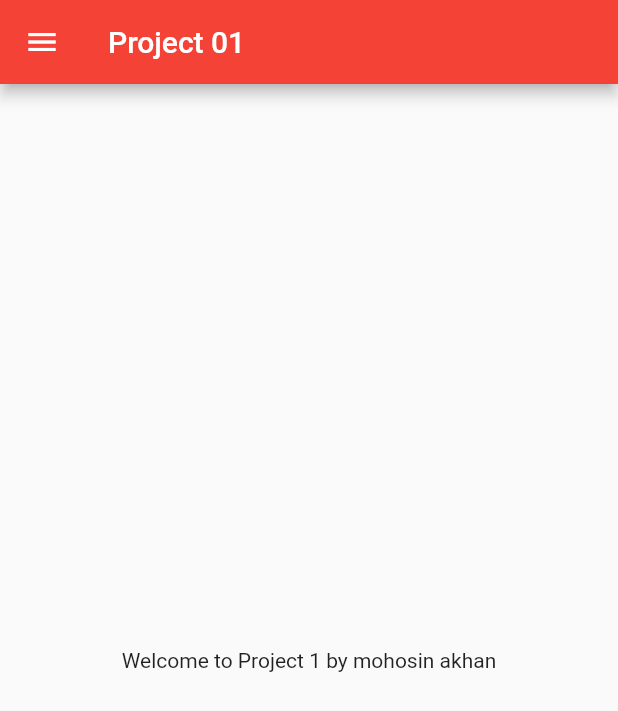
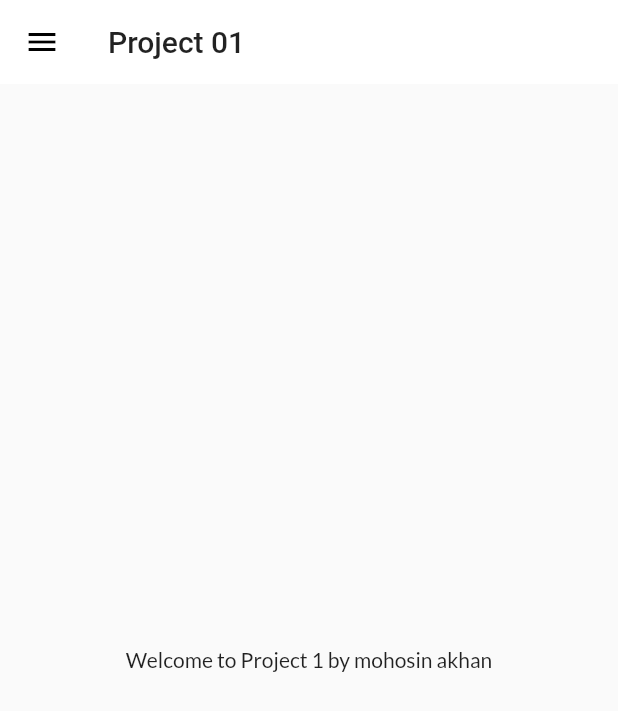
Before and after one commit to mohosin513025/Project01, a Flutter app: the screen it shows after launch, on a phone screen of 412 x 824 dp. Shown: the top 711 px of the screen. Run offline on Flutter 3.47's test engine with Material 2 defaults, Android fonts, the phone set to English and light mode, and no system bars; our stand-ins replace google_fonts.

Commit message:
theme extracted

```diff
--- a/lib/main.dart
+++ b/lib/main.dart
@@ -1,7 +1,7 @@
 import 'package:flutter/material.dart';
 import 'package:project_01/pages/login_page.dart';
-import 'package:google_fonts/google_fonts.dart';
 import 'package:project_01/utilis/routes.dart';
+import 'package:project_01/widgets/themes.dart';
 import 'pages/home_page.dart';
 
 void main(List<String> args) {
@@ -17,15 +17,13 @@
       debugShowCheckedModeBanner: false,
       // home: HomePage(),
       // theme: ThemeData.dark(), or
-      themeMode: ThemeMode.dark,
-      theme: ThemeData(
-        primarySwatch: Colors.deepOrange,
-        fontFamily: GoogleFonts.lato().fontFamily,
-      ),
-      darkTheme: ThemeData(
-        primarySwatch: Colors.red,
-        // darkTheme: ThemeData(brightness: Brightness.dark),
-      ),
+      themeMode: ThemeMode.light,
+      theme: MyTheme.lightTheme(context),
+      darkTheme: MyTheme.darkTheme(context),
+      // darkTheme: ThemeData(
+      //   primarySwatch: Colors.red,
+      //   // darkTheme: ThemeData(brightness: Brightness.dark),
+      // ),
       initialRoute: MyRoutes.homeRoute,
       routes: {
         "/": (context) => new LoginPage(),
--- a/lib/pages/home_page.dart
+++ b/lib/pages/home_page.dart
@@ -10,7 +10,12 @@
     final String name = "mohosin akhan";
     return Scaffold(
       appBar: AppBar(
-        title: Text("Project 01"),
+        // backgroundColor: Colors.white,
+        // elevation: 0.0,
+        // iconTheme: IconThemeData(color: Colors.black),
+        title: Text(
+          "Project 01",
+        ),
       ),
       body: Center(
         child: Container(
--- /dev/null
+++ b/lib/widgets/themes.dart
@@ -0,0 +1,17 @@
+import 'package:flutter/material.dart';
+import 'package:google_fonts/google_fonts.dart';
+
+class MyTheme {
+  static ThemeData lightTheme(BuildContext context) => ThemeData(
+      primarySwatch: Colors.deepOrange,
+      fontFamily: GoogleFonts.lato().fontFamily,
+      appBarTheme: AppBarTheme(
+          color: Colors.white,
+          elevation: 0.0,
+          iconTheme: IconThemeData(color: Colors.black),
+          textTheme: Theme.of(context).textTheme));
+
+  static ThemeData darkTheme(BuildContext context) => ThemeData(
+        brightness: Brightness.dark,
+      );
+}
```
